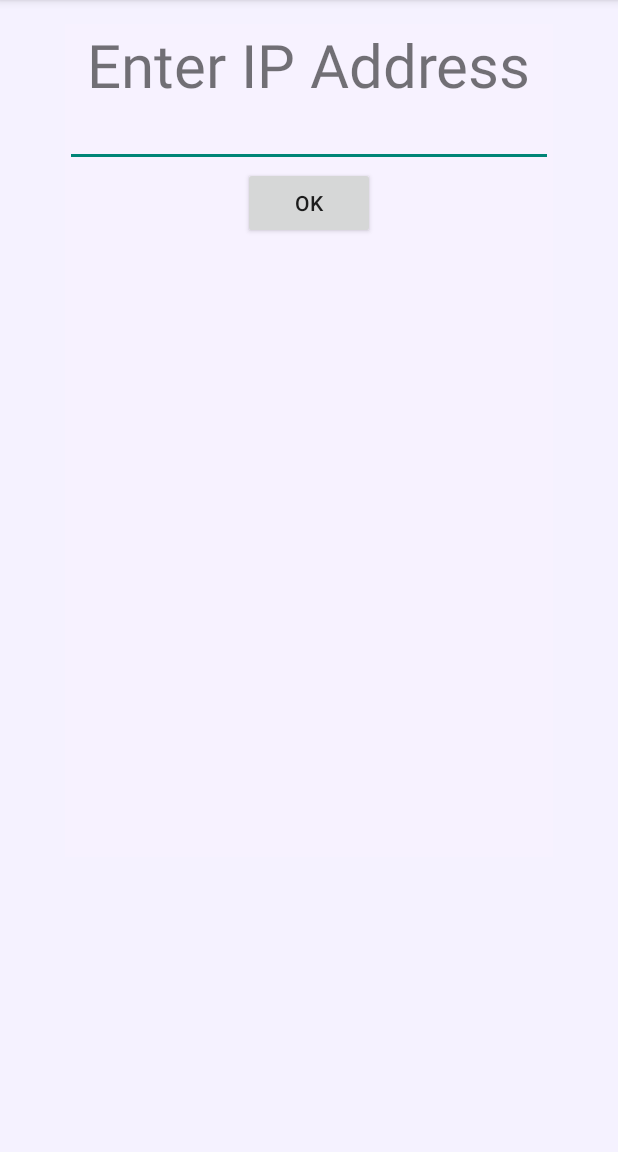
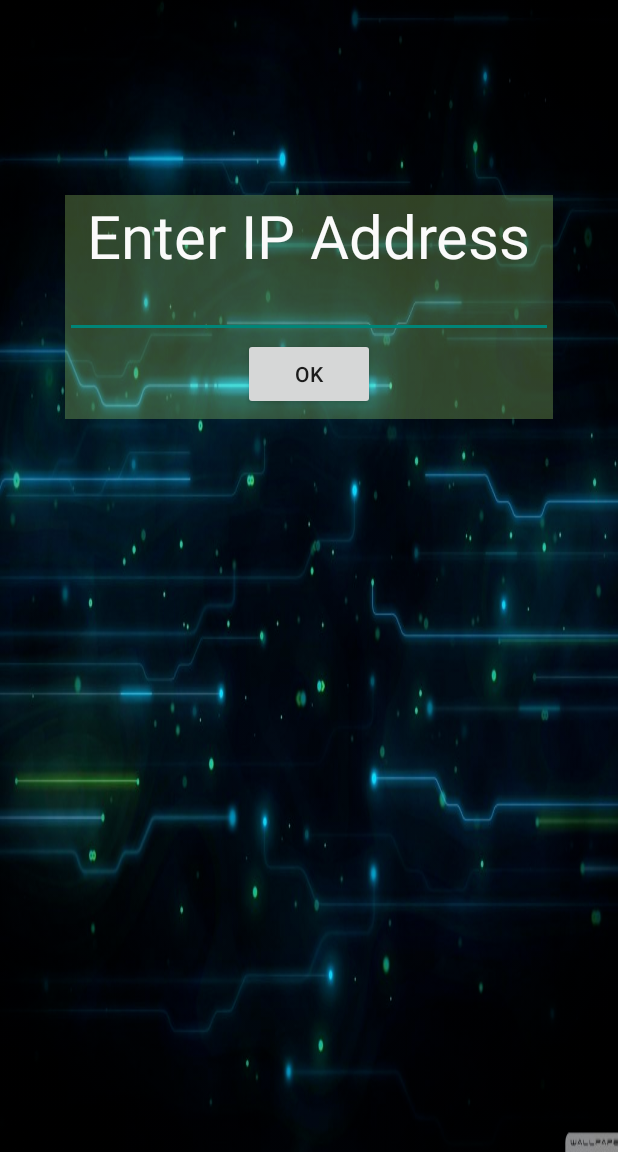
Before and after one commit to ChinmayAmin/Jarvis, an Android app: the screen it shows after launch (loginActivity), on a phone screen of 412 x 824 dp, the part 84-1236 px from its top. Run offline under Robolectric (Android 15) with nearby library versions, the phone set to English and light mode, and no system bars.

Commit message:
Added tron like login

```diff
--- a/scr/MyApplication/app/src/main/res/layout/activity_login_screen.xml
+++ b/scr/MyApplication/app/src/main/res/layout/activity_login_screen.xml
@@ -7,10 +7,10 @@
     android:paddingBottom="@dimen/activity_vertical_margin"
     android:paddingLeft="@dimen/activity_horizontal_margin"
     android:paddingRight="@dimen/activity_horizontal_margin"
-    android:paddingTop="@dimen/activity_vertical_margin"
+    android:paddingTop="130dp"
     tools:context="ai.wit.eval.jarvis_main.LoginActivity"
     android:id="@+id/LinearLayout"
-    android:background="#fdf5f2ff">
+    android:background="@drawable/login_background">
 
     <!-- Login progress -->
     <ProgressBar
@@ -24,10 +24,10 @@
     <LinearLayout
         android:orientation="vertical"
         android:layout_width="325dp"
-        android:layout_height="555dp"
+        android:layout_height="149dp"
         android:id="@+id/login_main"
         android:weightSum="1"
-        android:background="#fff7f2ff">
+        android:background="#40c0ff80">
 
         <TextView
             android:layout_width="wrap_content"
@@ -36,7 +36,8 @@
             android:id="@+id/IP"
             android:layout_gravity="center_horizontal"
             android:lines="1"
-            android:textSize="40dp" />
+            android:textSize="40dp"
+            android:textColor="#fffafafa" />
 
         <EditText
             android:layout_width="match_parent"
```
Also changed, not shown: scr/MyApplication/app/src/main/res/drawable-hdpi/login_background.png (added), 1 other file.
